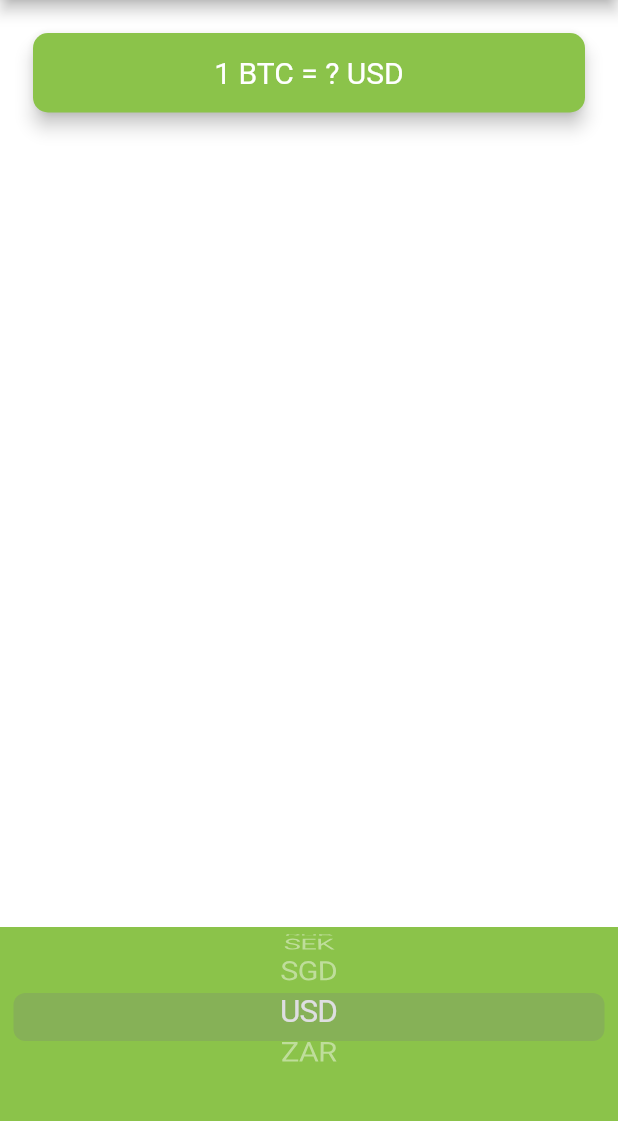
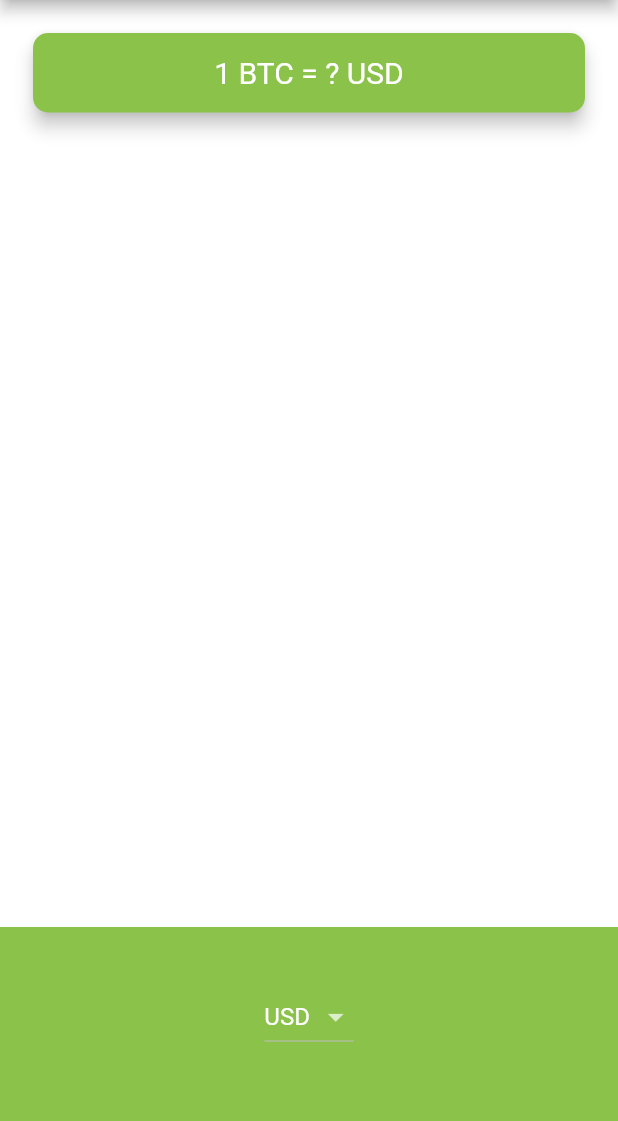
Before and after one commit to gTambo/bitcoin_ticker_flutter_tutorial, a Flutter app: the screen it shows after launch, on a phone screen of 412 x 824 dp, the part 84-1205 px from its top. Run offline on Flutter 3.47's test engine with Material 2 defaults, Android fonts, the phone set to English and light mode, and no system bars.

```diff
--- a/lib/price_screen.dart
+++ b/lib/price_screen.dart
@@ -1,6 +1,7 @@
 import 'package:bitcoin_ticker/coin_data.dart';
 import 'package:flutter/material.dart';
 import 'package:flutter/cupertino.dart';
+import 'dart:io' show Platform;
 
 class PriceScreen extends StatefulWidget {
   @override
@@ -11,8 +12,8 @@ class _PriceScreenState extends State<PriceScreen> {
   String selectedCurrency = 'USD';
   int selectedCurrencyIndex = 19;
 
-  List<DropdownMenuItem<String>> getDropdownItems() {
-    return currenciesList
+  DropdownButton<String> androidDropdown() {
+    List<DropdownMenuItem<String>> currencyItems = currenciesList
         .map(
           (e) => DropdownMenuItem(
             child: Text(e),
@@ -20,10 +21,31 @@ class _PriceScreenState extends State<PriceScreen> {
           ),
         )
         .toList();
+    return DropdownButton<String>(
+      value: selectedCurrency,
+      items: currencyItems,
+      onChanged: (value) {
+        setState(() {
+          selectedCurrency = value as String;
+        });
+      },
+    );
   }
 
-  List<Widget> getPickerItems() {
-    return currenciesList.map((currency) => Text(currency)).toList();
+  CupertinoPicker iOSPicker() {
+    List<Widget> pickerItems =
+        currenciesList.map((currency) => Text(currency)).toList();
+    return CupertinoPicker(
+      scrollController:
+          FixedExtentScrollController(initialItem: selectedCurrencyIndex),
+      backgroundColor: Colors.lightGreen,
+      itemExtent: 32,
+      onSelectedItemChanged: (selectedIndex) {
+        // print(selectedIndex);
+        selectedCurrencyIndex = selectedIndex;
+      },
+      children: pickerItems,
+    );
   }
 
   @override
@@ -62,33 +84,10 @@ class _PriceScreenState extends State<PriceScreen> {
             alignment: Alignment.center,
             padding: EdgeInsets.only(bottom: 30.0),
             color: Colors.lightGreen,
-            child: CupertinoPicker(
-              scrollController: FixedExtentScrollController(
-                  initialItem: selectedCurrencyIndex),
-              backgroundColor: Colors.lightGreen,
-              itemExtent: 32,
-              onSelectedItemChanged: (selectedIndex) {
-                // print(selectedIndex);
-                selectedCurrencyIndex = selectedIndex;
-              },
-              children: getPickerItems(),
-              // [
-              //   Text('USD'),
-              // ]
-            ),
+            child: Platform.isIOS ? iOSPicker() : androidDropdown(),
           ),
         ],
       ),
     );
   }
 }
-
-// DropdownButton<String>(
-// value: selectedCurrency,
-// items: getDropdownItems(),
-// onChanged: (value) {
-// setState(() {
-// selectedCurrency = value as String;
-// });
-// },
-// ),
```
